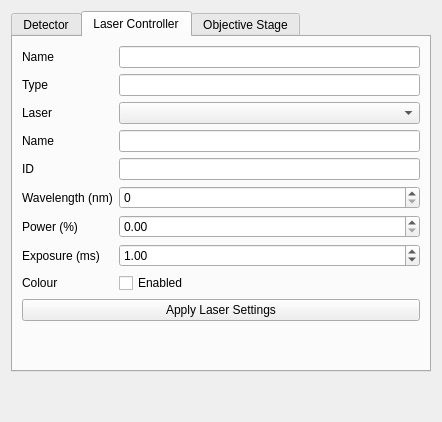
Old version of the form openclem/ui/qt/CLEMHardwareWidget.ui in the repository DeMarcoLab/openCLEM.
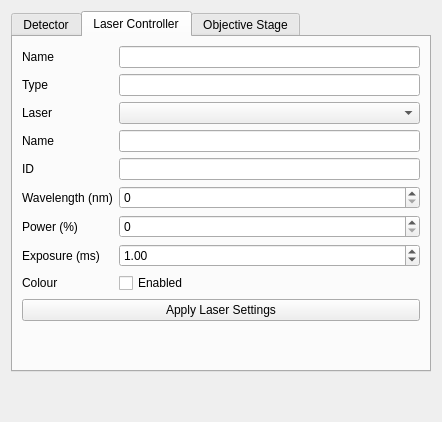
New version of the form. The open tabs and pages were chosen to show the change.

Commit message: adjust laser power allowed values

```diff
--- a/openclem/ui/qt/CLEMHardwareWidget.ui
+++ b/openclem/ui/qt/CLEMHardwareWidget.ui
@@ -187,10 +187,10 @@
        <item row="6" column="1">
         <widget class="QDoubleSpinBox" name="doubleSpinBox_laser_power">
          <property name="decimals">
-          <number>2</number>
+          <number>0</number>
          </property>
          <property name="maximum">
-          <double>1.000000000000000</double>
+          <double>100.000000000000000</double>
          </property>
          <property name="singleStep">
           <double>0.010000000000000</double>
```
Left out of the diff: 4 changed lines with no effect on the pictures. The commit also changes 1 other file.
